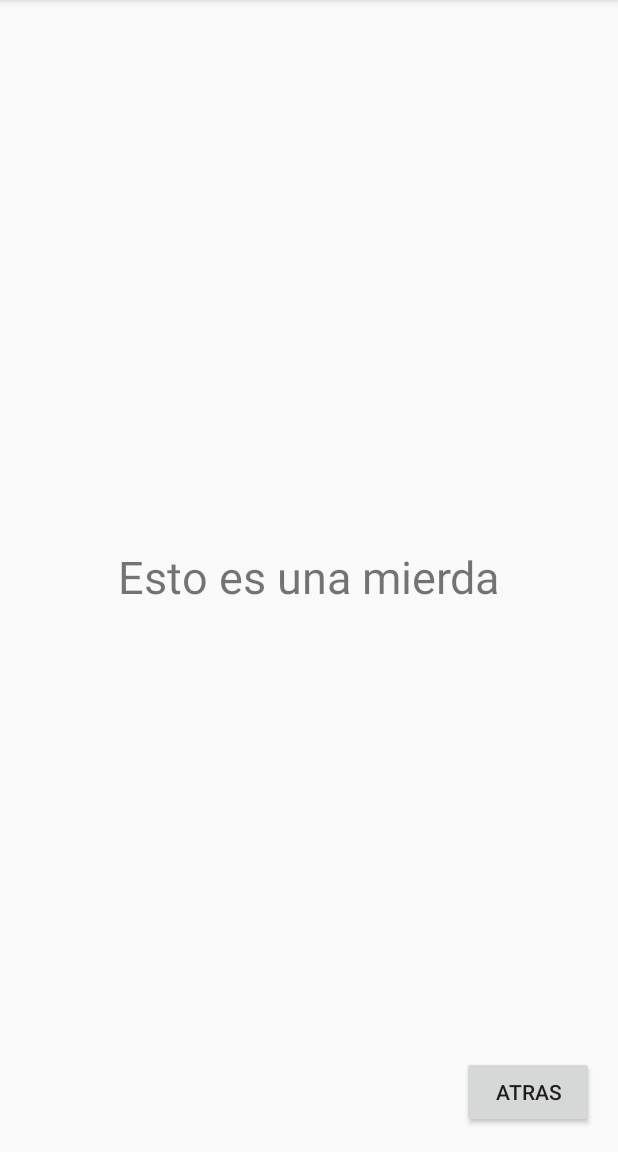
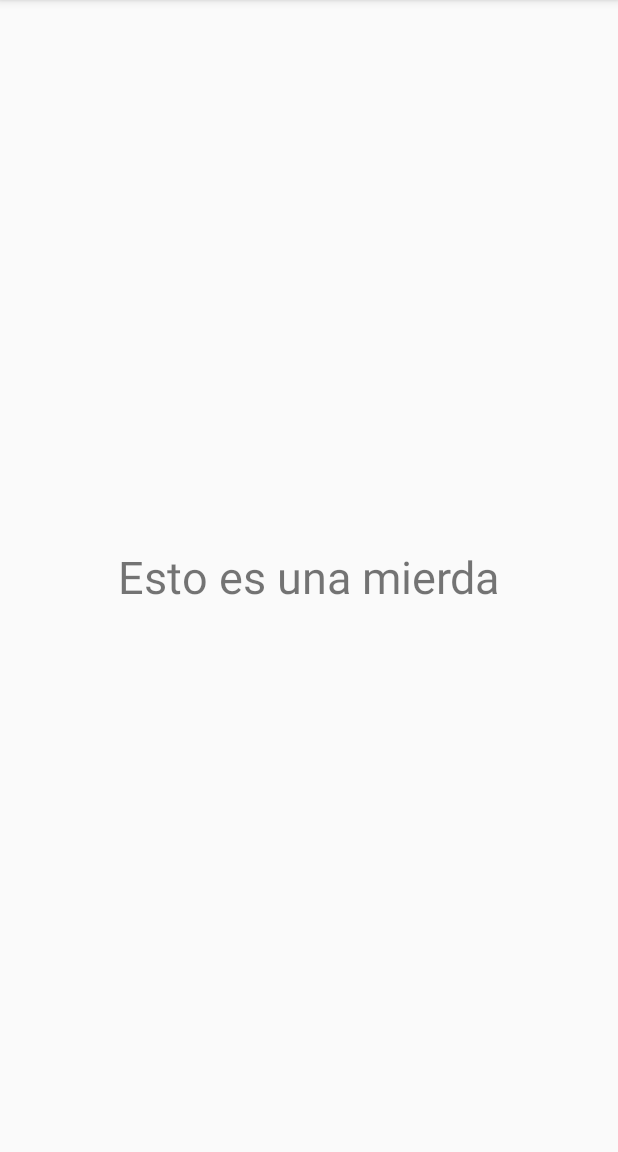
Before and after one commit to manelmourelo/KmAMillasConAndroidStudio, an Android app: the AboutActivity screen opened directly, with no data from a screen before it, on a phone screen of 412 x 824 dp, the part 84-1236 px from its top. Run offline under Robolectric (Android 15) with nearby library versions, the phone set to English and light mode, and no system bars.

```diff
--- a/app/src/main/java/com/example/manelmm3/kmamillas/AboutActivity.java
+++ b/app/src/main/java/com/example/manelmm3/kmamillas/AboutActivity.java
@@ -12,9 +12,4 @@ public class AboutActivity extends AppCompatActivity {
         super.onCreate(savedInstanceState);
         setContentView(R.layout.activity_about);
     }
-
-    public void Atras(View view) {
-        Intent mainActivity = new Intent(this, MainActivity.class);
-        startActivity(mainActivity);
-    }
 }
--- a/app/src/main/res/layout/activity_about.xml
+++ b/app/src/main/res/layout/activity_about.xml
@@ -23,15 +23,4 @@
         app:layout_constraintStart_toStartOf="parent"
         app:layout_constraintTop_toTopOf="parent" />
 
-    <Button
-        android:id="@+id/button"
-        android:layout_width="wrap_content"
-        android:layout_height="wrap_content"
-        android:layout_marginBottom="16dp"
-        android:layout_marginEnd="16dp"
-        android:layout_marginRight="16dp"
-        android:text="Atras"
-        android:onClick="Atras"
-        app:layout_constraintBottom_toBottomOf="parent"
-        app:layout_constraintEnd_toEndOf="parent" />
 </android.support.constraint.ConstraintLayout>
```
